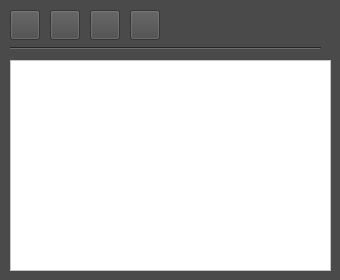
Before: the Qt Designer form video-editor/filemanagerwidget.ui in moevm/gui-1h2017-17, drawn with Qt 5.
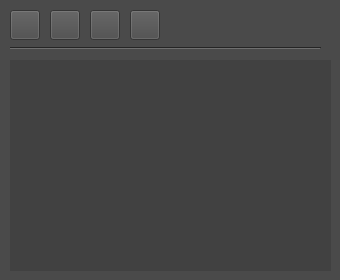
After: the same form once the commit is applied.

```diff
--- a/video-editor/filemanagerwidget.ui
+++ b/video-editor/filemanagerwidget.ui
@@ -616,63 +616,63 @@
       <colorrole role="WindowText">
        <brush brushstyle="SolidPattern">
         <color alpha="255">
-         <red>0</red>
-         <green>0</green>
-         <blue>0</blue>
+         <red>255</red>
+         <green>255</green>
+         <blue>255</blue>
         </color>
        </brush>
       </colorrole>
       <colorrole role="Button">
        <brush brushstyle="SolidPattern">
         <color alpha="255">
-         <red>255</red>
-         <green>255</green>
-         <blue>255</blue>
+         <red>84</red>
+         <green>84</green>
+         <blue>84</blue>
         </color>
        </brush>
       </colorrole>
       <colorrole role="Light">
        <brush brushstyle="SolidPattern">
         <color alpha="255">
-         <red>255</red>
-         <green>255</green>
-         <blue>255</blue>
+         <red>126</red>
+         <green>126</green>
+         <blue>126</blue>
         </color>
        </brush>
       </colorrole>
       <colorrole role="Midlight">
        <brush brushstyle="SolidPattern">
         <color alpha="255">
-         <red>255</red>
-         <green>255</green>
-         <blue>255</blue>
+         <red>105</red>
+         <green>105</green>
+         <blue>105</blue>
         </color>
        </brush>
       </colorrole>
       <colorrole role="Dark">
        <brush brushstyle="SolidPattern">
         <color alpha="255">
-         <red>127</red>
-         <green>127</green>
-         <blue>127</blue>
+         <red>42</red>
+         <green>42</green>
+         <blue>42</blue>
         </color>
        </brush>
       </colorrole>
       <colorrole role="Mid">
        <brush brushstyle="SolidPattern">
         <color alpha="255">
-         <red>170</red>
-         <green>170</green>
-         <blue>170</blue>
+         <red>56</red>
+         <green>56</green>
+         <blue>56</blue>
         </color>
        </brush>
       </colorrole>
       <colorrole role="Text">
        <brush brushstyle="SolidPattern">
         <color alpha="255">
-         <red>0</red>
-         <green>0</green>
-         <blue>0</blue>
+         <red>255</red>
+         <green>255</green>
+         <blue>255</blue>
         </color>
        </brush>
       </colorrole>
@@ -688,45 +688,45 @@
       <colorrole role="ButtonText">
        <brush brushstyle="SolidPattern">
         <color alpha="255">
-         <red>0</red>
-         <green>0</green>
-         <blue>0</blue>
+         <red>255</red>
+         <green>255</green>
+         <blue>255</blue>
         </color>
        </brush>
       </colorrole>
       <colorrole role="Base">
        <brush brushstyle="SolidPattern">
         <color alpha="255">
-         <red>255</red>
-         <green>255</green>
-         <blue>255</blue>
+         <red>65</red>
+         <green>65</green>
+         <blue>65</blue>
         </color>
        </brush>
       </colorrole>
       <colorrole role="Window">
        <brush brushstyle="SolidPattern">
         <color alpha="255">
-         <red>255</red>
-         <green>255</green>
-         <blue>255</blue>
+         <red>84</red>
+         <green>84</green>
+         <blue>84</blue>
         </color>
        </brush>
       </colorrole>
       <colorrole role="Shadow">
        <brush brushstyle="SolidPattern">
         <color alpha="255">
-         <red>0</red>
-         <green>0</green>
-         <blue>0</blue>
+         <red>65</red>
+         <green>65</green>
+         <blue>65</blue>
         </color>
        </brush>
       </colorrole>
       <colorrole role="AlternateBase">
        <brush brushstyle="SolidPattern">
         <color alpha="255">
-         <red>255</red>
-         <green>255</green>
-         <blue>255</blue>
+         <red>65</red>
+         <green>65</green>
+         <blue>65</blue>
         </color>
        </brush>
       </colorrole>
@@ -742,9 +742,9 @@
       <colorrole role="ToolTipText">
        <brush brushstyle="SolidPattern">
         <color alpha="255">
-         <red>0</red>
-         <green>0</green>
-         <blue>0</blue>
+         <red>65</red>
+         <green>65</green>
+         <blue>65</blue>
         </color>
        </brush>
       </colorrole>
@@ -753,63 +753,63 @@
       <colorrole role="WindowText">
        <brush brushstyle="SolidPattern">
         <color alpha="255">
-         <red>0</red>
-         <green>0</green>
-         <blue>0</blue>
+         <red>255</red>
+         <green>255</green>
+         <blue>255</blue>
         </color>
        </brush>
       </colorrole>
       <colorrole role="Button">
        <brush brushstyle="SolidPattern">
         <color alpha="255">
-         <red>255</red>
-         <green>255</green>
-         <blue>255</blue>
+         <red>84</red>
+         <green>84</green>
+         <blue>84</blue>
         </color>
        </brush>
       </colorrole>
       <colorrole role="Light">
        <brush brushstyle="SolidPattern">
         <color alpha="255">
-         <red>255</red>
-         <green>255</green>
-         <blue>255</blue>
+         <red>126</red>
+         <green>126</green>
+         <blue>126</blue>
         </color>
        </brush>
       </colorrole>
       <colorrole role="Midlight">
        <brush brushstyle="SolidPattern">
         <color alpha="255">
-         <red>255</red>
-         <green>255</green>
-         <blue>255</blue>
+         <red>105</red>
+         <green>105</green>
+         <blue>105</blue>
         </color>
        </brush>
       </colorrole>
       <colorrole role="Dark">
        <brush brushstyle="SolidPattern">
         <color alpha="255">
-         <red>127</red>
-         <green>127</green>
-         <blue>127</blue>
+         <red>42</red>
+         <green>42</green>
+         <blue>42</blue>
         </color>
        </brush>
       </colorrole>
       <colorrole role="Mid">
        <brush brushstyle="SolidPattern">
         <color alpha="255">
-         <red>170</red>
-         <green>170</green>
-         <blue>170</blue>
+         <red>56</red>
+         <green>56</green>
+         <blue>56</blue>
         </color>
        </brush>
       </colorrole>
       <colorrole role="Text">
        <brush brushstyle="SolidPattern">
         <color alpha="255">
-         <red>0</red>
-         <green>0</green>
-         <blue>0</blue>
+         <red>255</red>
+         <green>255</green>
+         <blue>255</blue>
         </color>
        </brush>
       </colorrole>
@@ -825,45 +825,45 @@
       <colorrole role="ButtonText">
        <brush brushstyle="SolidPattern">
         <color alpha="255">
-         <red>0</red>
-         <green>0</green>
-         <blue>0</blue>
+         <red>255</red>
+         <green>255</green>
+         <blue>255</blue>
         </color>
        </brush>
       </colorrole>
       <colorrole role="Base">
        <brush brushstyle="SolidPattern">
         <color alpha="255">
-         <red>255</red>
-         <green>255</green>
-         <blue>255</blue>
+         <red>65</red>
+         <green>65</green>
+         <blue>65</blue>
         </color>
        </brush>
       </colorrole>
       <colorrole role="Window">
        <brush brushstyle="SolidPattern">
         <color alpha="255">
-         <red>255</red>
-         <green>255</green>
-         <blue>255</blue>
+         <red>84</red>
+         <green>84</green>
+         <blue>84</blue>
         </color>
        </brush>
       </colorrole>
       <colorrole role="Shadow">
        <brush brushstyle="SolidPattern">
         <color alpha="255">
-         <red>0</red>
-         <green>0</green>
-         <blue>0</blue>
+         <red>65</red>
+         <green>65</green>
+         <blue>65</blue>
         </color>
        </brush>
       </colorrole>
       <colorrole role="AlternateBase">
        <brush brushstyle="SolidPattern">
         <color alpha="255">
-         <red>255</red>
-         <green>255</green>
-         <blue>255</blue>
+         <red>65</red>
+         <green>65</green>
+         <blue>65</blue>
         </color>
        </brush>
       </colorrole>
@@ -879,9 +879,9 @@
       <colorrole role="ToolTipText">
        <brush brushstyle="SolidPattern">
         <color alpha="255">
-         <red>0</red>
-         <green>0</green>
-         <blue>0</blue>
+         <red>65</red>
+         <green>65</green>
+         <blue>65</blue>
         </color>
        </brush>
       </colorrole>
@@ -890,63 +890,63 @@
       <colorrole role="WindowText">
        <brush brushstyle="SolidPattern">
         <color alpha="255">
-         <red>127</red>
-         <green>127</green>
-         <blue>127</blue>
+         <red>42</red>
+         <green>42</green>
+         <blue>42</blue>
         </color>
        </brush>
       </colorrole>
       <colorrole role="Button">
        <brush brushstyle="SolidPattern">
         <color alpha="255">
-         <red>255</red>
-         <green>255</green>
-         <blue>255</blue>
+         <red>84</red>
+         <green>84</green>
+         <blue>84</blue>
         </color>
        </brush>
       </colorrole>
       <colorrole role="Light">
        <brush brushstyle="SolidPattern">
         <color alpha="255">
-         <red>255</red>
-         <green>255</green>
-         <blue>255</blue>
+         <red>126</red>
+         <green>126</green>
+         <blue>126</blue>
         </color>
        </brush>
       </colorrole>
       <colorrole role="Midlight">
        <brush brushstyle="SolidPattern">
         <color alpha="255">
-         <red>255</red>
-         <green>255</green>
-         <blue>255</blue>
+         <red>105</red>
+         <green>105</green>
+         <blue>105</blue>
         </color>
        </brush>
       </colorrole>
       <colorrole role="Dark">
        <brush brushstyle="SolidPattern">
         <color alpha="255">
-         <red>127</red>
-         <green>127</green>
-         <blue>127</blue>
+         <red>42</red>
+         <green>42</green>
+         <blue>42</blue>
         </color>
        </brush>
       </colorrole>
       <colorrole role="Mid">
        <brush brushstyle="SolidPattern">
         <color alpha="255">
-         <red>170</red>
-         <green>170</green>
-         <blue>170</blue>
+         <red>56</red>
+         <green>56</green>
+         <blue>56</blue>
         </color>
        </brush>
       </colorrole>
       <colorrole role="Text">
        <brush brushstyle="SolidPattern">
         <color alpha="255">
-         <red>127</red>
-         <green>127</green>
-         <blue>127</blue>
+         <red>42</red>
+         <green>42</green>
+         <blue>42</blue>
         </color>
        </brush>
       </colorrole>
@@ -962,45 +962,45 @@
       <colorrole role="ButtonText">
        <brush brushstyle="SolidPattern">
         <color alpha="255">
-         <red>127</red>
-         <green>127</green>
-         <blue>127</blue>
+         <red>42</red>
+         <green>42</green>
+         <blue>42</blue>
         </color>
        </brush>
       </colorrole>
       <colorrole role="Base">
        <brush brushstyle="SolidPattern">
         <color alpha="255">
-         <red>255</red>
-         <green>255</green>
-         <blue>255</blue>
+         <red>84</red>
+         <green>84</green>
+         <blue>84</blue>
         </color>
        </brush>
       </colorrole>
       <colorrole role="Window">
        <brush brushstyle="SolidPattern">
         <color alpha="255">
-         <red>255</red>
-         <green>255</green>
-         <blue>255</blue>
+         <red>84</red>
+         <green>84</green>
+         <blue>84</blue>
         </color>
        </brush>
       </colorrole>
       <colorrole role="Shadow">
        <brush brushstyle="SolidPattern">
         <color alpha="255">
-         <red>0</red>
-         <green>0</green>
-         <blue>0</blue>
+         <red>65</red>
+         <green>65</green>
+         <blue>65</blue>
         </color>
        </brush>
       </colorrole>
       <colorrole role="AlternateBase">
        <brush brushstyle="SolidPattern">
         <color alpha="255">
-         <red>255</red>
-         <green>255</green>
-         <blue>255</blue>
+         <red>65</red>
+         <green>65</green>
+         <blue>65</blue>
         </color>
        </brush>
       </colorrole>
@@ -1016,9 +1016,9 @@
       <colorrole role="ToolTipText">
        <brush brushstyle="SolidPattern">
         <color alpha="255">
-         <red>0</red>
-         <green>0</green>
-         <blue>0</blue>
+         <red>65</red>
+         <green>65</green>
+         <blue>65</blue>
         </color>
        </brush>
       </colorrole>
```
